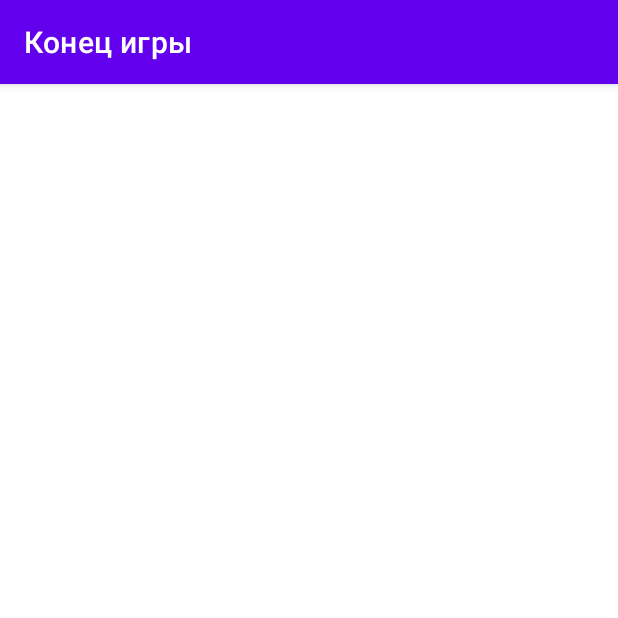
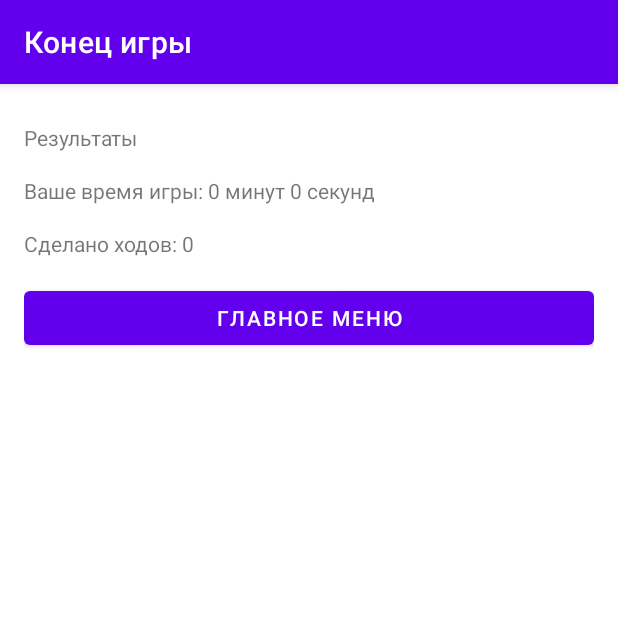
Before and after one commit to komead/laba1MT, an Android app: the EndGame screen opened directly, with no data from a screen before it, on a phone screen of 412 x 824 dp, the top half of it. Run offline under Robolectric (Android 15) with nearby library versions, the light colour scheme and no system bars.

Commit message:
добавлено окно с результатами игры

```diff
--- a/app/src/main/java/com/example/kapitanov1/EndGame.java
+++ b/app/src/main/java/com/example/kapitanov1/EndGame.java
@@ -1,13 +1,40 @@
 package com.example.kapitanov1;
 
+import android.content.Intent;
 import android.os.Bundle;
+import android.view.View;
+import android.widget.Button;
+import android.widget.TextView;
 import androidx.appcompat.app.AppCompatActivity;
 
 public class EndGame extends AppCompatActivity {
+    private TextView tvTime;
+    private TextView textView;
+    private TextView tvTurns;
+    private Button btnMainMenu;
+
     @Override
     protected void onCreate(Bundle savedInstanceState) {
         super.onCreate(savedInstanceState);
+        setContentView(R.layout.activity_end_game);
 
+        tvTime = findViewById(R.id.gameTime);
+        textView = findViewById(R.id.textView);
+        tvTurns = findViewById(R.id.turns);
+        btnMainMenu = findViewById(R.id.toMainMenu);
 
+        int gameTime = getIntent().getIntExtra("time", 0);
+        int numberOfTurns = getIntent().getIntExtra("turns", 0);
+
+        tvTime.setText("Ваше время игры: " + gameTime / 60 + " минут " + gameTime % 60 + " секунд");
+        tvTurns.setText("Сделано ходов: " + numberOfTurns);
+
+        btnMainMenu.setOnClickListener(new View.OnClickListener() {
+            @Override
+            public void onClick(View view) {
+                Intent intent = new Intent(EndGame.this, MainMenuActivity.class);
+                startActivity(intent);
+            }
+        });
     }
 }
--- a/app/src/main/java/com/example/kapitanov1/MainActivity.java
+++ b/app/src/main/java/com/example/kapitanov1/MainActivity.java
@@ -17,7 +17,7 @@ public class MainActivity extends AppCompatActivity {
     private Runnable timerRunnable;
     private TextView timerTextView;
     private int seconds = 0;
-
+    private int numberOfTurns = 0;
 
     @Override
     protected void onCreate(Bundle savedInstanceState) {
@@ -50,16 +50,21 @@ public class MainActivity extends AppCompatActivity {
         mAdapter = new GridAdapter(this, rows, columns, collection); // Используем выбранные размеры, набор картинок
         mGrid.setAdapter(mAdapter);
 
+        // старт секундомера
         timerHandler.postDelayed(timerRunnable, 1000);
 
         mGrid.setOnItemClickListener(new AdapterView.OnItemClickListener() {
             @Override
             public void onItemClick(AdapterView<?> parent, View view, int position, long id) {
+                numberOfTurns++;
+
                 if (mAdapter.handleCardClick(position))
                 {
                     timerHandler.removeCallbacks(timerRunnable);
 
                     Intent intent = new Intent(MainActivity.this, EndGame.class);
+                    intent.putExtra("time", seconds);
+                    intent.putExtra("turns", numberOfTurns);
                     startActivity(intent);
                 }
             }
--- a/app/src/main/res/layout/activity_end_game.xml
+++ b/app/src/main/res/layout/activity_end_game.xml
@@ -3,9 +3,35 @@
               android:layout_width="match_parent"
               android:layout_height="match_parent"
               android:orientation="vertical"
-              android:gravity="center"
               android:padding="16dp">
 
 
+    <TextView
+            android:text="Результаты"
+            android:layout_width="match_parent"
+            android:layout_height="wrap_content"
+            android:layout_marginTop="10dp"
+            android:id="@+id/textView"/>
+
+    <TextView
+            android:text="Время игры"
+            android:layout_width="match_parent"
+            android:layout_height="wrap_content"
+            android:layout_marginTop="16dp"
+            android:id="@+id/gameTime"/>
+
+    <TextView
+            android:text="Ваши ходы"
+            android:layout_width="match_parent"
+            android:layout_height="wrap_content"
+            android:layout_marginTop="16dp"
+            android:id="@+id/turns"/>
+
+    <Button
+            android:text="Главное меню"
+            android:layout_width="match_parent"
+            android:layout_height="wrap_content"
+            android:layout_marginTop="16dp"
+            android:id="@+id/toMainMenu"/>
 
 </LinearLayout>
```
